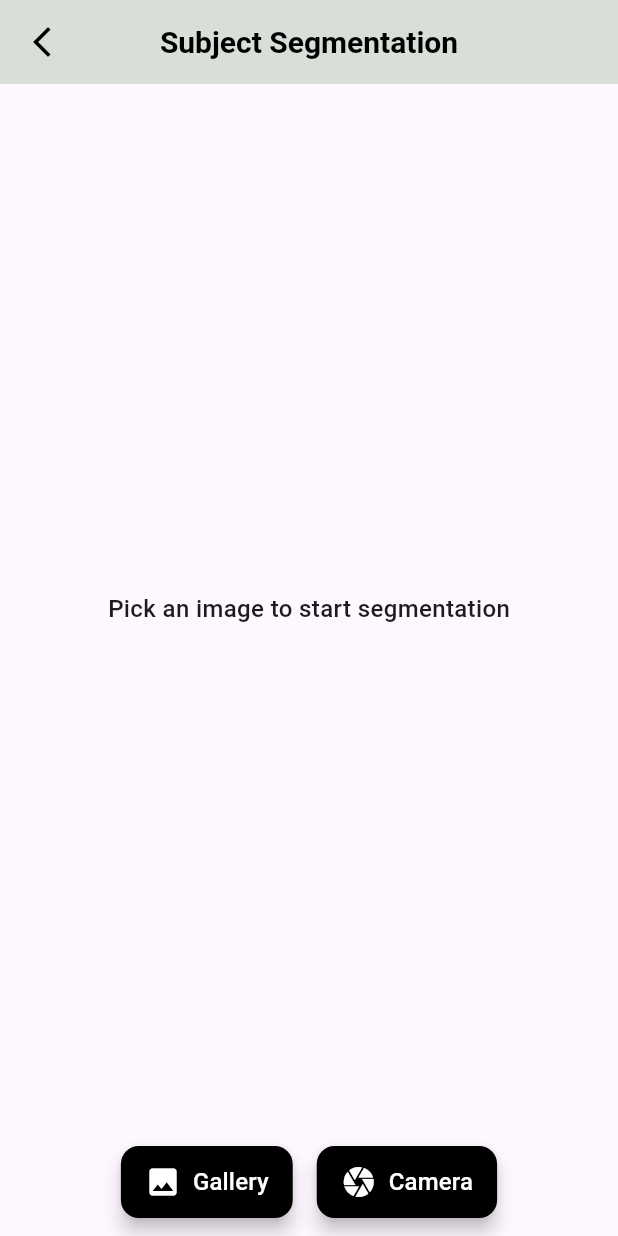
After one commit to rojanparajuli/machine-learning-kit, a Flutter app: the SubjectSegmentationScreen screen opened directly, on a phone screen of 412 x 824 dp. The commit adds this screen. Run offline on Flutter 3.47's test engine with Material 3 defaults, Android fonts, the phone set to English and light mode, and no system bars; our stand-ins replace camera, cloud_firestore, firebase_core, flutter_bloc, image_picker, lottie; missing offline and left inert: google_ml_kit, google_mlkit_digital_ink_recognition, google_mlkit_pose_detection; accounts and stored records are empty; project files that could hold a hidden picture were left out.

Commit message:
segment complete

```diff
--- /dev/null
+++ b/lib/bloc/objectsegment/object_bloc.dart
@@ -0,0 +1,83 @@
+import 'dart:io';
+import 'dart:typed_data';
+import 'dart:ui' as ui;
+import 'package:flutter_bloc/flutter_bloc.dart';
+import 'package:google_ml_kit/google_ml_kit.dart';
+import 'package:image/image.dart' as img;
+import 'package:image_picker/image_picker.dart';
+import 'package:ml_kit_test/bloc/objectsegment/object_event.dart';
+import 'package:ml_kit_test/bloc/objectsegment/object_state.dart';
+
+
+class SegmentationBloc extends Bloc<SegmentationEvent, SegmentationState> {
+  final ImagePicker _picker = ImagePicker();
+  // ignore: deprecated_member_use
+  final SelfieSegmenter _selfieSegmenter = GoogleMlKit.vision.selfieSegmenter();
+
+  SegmentationBloc() : super(SegmentationInitial()) {
+    on<PickImageEvent>(_onPickImage);
+    on<ProcessImageEvent>(_onProcessImage);
+  }
+
+  Future<void> _onPickImage(
+      PickImageEvent event, Emitter<SegmentationState> emit) async {
+    try {
+      final pickedFile = await _picker.pickImage(source: event.source);
+      if (pickedFile == null) return;
+
+      emit(SegmentationLoading());
+      add(ProcessImageEvent(File(pickedFile.path)));
+    } catch (e) {
+      emit(SegmentationError("Failed to pick image."));
+    }
+  }
+
+  Future<void> _onProcessImage(
+      ProcessImageEvent event, Emitter<SegmentationState> emit) async {
+    try {
+      emit(SegmentationLoading());
+
+      final inputImage = InputImage.fromFile(event.imageFile);
+      final mask = await _selfieSegmenter.processImage(inputImage);
+
+      if (mask != null) {
+        final maskImage = _convertMaskToImage(mask);
+        final uiMaskImage = await _imageToUiImage(maskImage);
+        emit(SegmentationSuccess(event.imageFile, uiMaskImage));
+      } else {
+        emit(SegmentationError("Failed to process image."));
+      }
+    } catch (e) {
+      emit(SegmentationError("Error processing image."));
+    }
+  }
+
+  img.Image _convertMaskToImage(SegmentationMask mask) {
+    final width = mask.width;
+    final height = mask.height;
+    final confidences = mask.confidences;
+
+    final image = img.Image(width: width, height: height);
+    for (var y = 0; y < height; y++) {
+      for (var x = 0; x < width; x++) {
+        final confidence = confidences[y * width + x];
+        final pixelValue = (confidence * 255).toInt();
+        image.setPixelRgba(x, y, pixelValue, pixelValue, pixelValue, 255);
+      }
+    }
+    return image;
+  }
+
+  Future<ui.Image> _imageToUiImage(img.Image image) async {
+    final Uint8List byteData = Uint8List.fromList(img.encodePng(image));
+    final codec = await ui.instantiateImageCodec(byteData);
+    final frameInfo = await codec.getNextFrame();
+    return frameInfo.image;
+  }
+
+  @override
+  Future<void> close() {
+    _selfieSegmenter.close();
+    return super.close();
+  }
+}
--- /dev/null
+++ b/lib/bloc/objectsegment/object_event.dart
@@ -0,0 +1,16 @@
+import 'dart:io';
+import 'package:image_picker/image_picker.dart';
+
+abstract class SegmentationEvent {
+  List<Object?> get props => [];
+}
+
+class PickImageEvent extends SegmentationEvent {
+  final ImageSource source;
+  PickImageEvent(this.source);
+}
+
+class ProcessImageEvent extends SegmentationEvent {
+  final File imageFile;
+  ProcessImageEvent(this.imageFile);
+}
--- /dev/null
+++ b/lib/bloc/objectsegment/object_state.dart
@@ -0,0 +1,25 @@
+import 'dart:io';
+import 'dart:ui' as ui;
+
+abstract class SegmentationState {
+  List<Object?> get props => [];
+}
+
+class SegmentationInitial extends SegmentationState {}
+
+class SegmentationLoading extends SegmentationState {}
+
+class SegmentationSuccess extends SegmentationState {
+  final File selectedImage;
+  final ui.Image maskImage;
+
+  SegmentationSuccess(this.selectedImage, this.maskImage);
+
+  @override
+  List<Object?> get props => [selectedImage, maskImage];
+}
+
+class SegmentationError extends SegmentationState {
+  final String message;
+  SegmentationError(this.message);
+}
--- /dev/null
+++ b/lib/bloc/selfiesegment/selfie_bloc.dart
@@ -0,0 +1,80 @@
+import 'dart:io';
+import 'dart:typed_data';
+import 'dart:ui' as ui;
+import 'package:flutter_bloc/flutter_bloc.dart';
+import 'package:google_ml_kit/google_ml_kit.dart';
+import 'package:image_picker/image_picker.dart';
+import 'package:ml_kit_test/bloc/selfiesegment/selfie_event.dart';
+import 'package:ml_kit_test/bloc/selfiesegment/selfie_state.dart';
+import 'package:image/image.dart' as img;
+
+class SelfieSegmentBloc extends Bloc<SelfieSegmentEvent, SelfieSegmentState> {
+  final ImagePicker _picker = ImagePicker();
+  // ignore: deprecated_member_use
+  final SelfieSegmenter _selfieSegmenter = GoogleMlKit.vision.selfieSegmenter();
+
+  SelfieSegmentBloc() : super(SelfieSegmentInitial()) {
+    on<PickImageEvent>(_onPickImage);
+    on<ProcessImageEvent>(_onProcessImage);
+  }
+
+  Future<void> _onPickImage(PickImageEvent event, Emitter<SelfieSegmentState> emit) async {
+    try {
+      final pickedFile = await _picker.pickImage(source: event.source);
+      if (pickedFile == null) return;
+
+      emit(SelfieSegmentLoading());
+      add(ProcessImageEvent(File(pickedFile.path)));
+    } catch (e) {
+      emit(SelfieSegmentError("Failed to pick image."));
+    }
+  }
+
+  Future<void> _onProcessImage(ProcessImageEvent event, Emitter<SelfieSegmentState> emit) async {
+    try {
+      emit(SelfieSegmentLoading());
+
+      final inputImage = InputImage.fromFile(event.imageFile);
+      final mask = await _selfieSegmenter.processImage(inputImage);
+
+      if (mask != null) {
+        final maskImage = _convertMaskToImage(mask);
+        final uiMaskImage = await _imageToUiImage(maskImage);
+        emit(SelfieSegmentSuccess(event.imageFile, uiMaskImage));
+      } else {
+        emit(SelfieSegmentError("Failed to process image."));
+      }
+    } catch (e) {
+      emit(SelfieSegmentError("Error processing image."));
+    }
+  }
+
+  img.Image _convertMaskToImage(SegmentationMask mask) {
+    final width = mask.width;
+    final height = mask.height;
+    final confidences = mask.confidences;
+
+    final image = img.Image(width: width, height: height);
+    for (var y = 0; y < height; y++) {
+      for (var x = 0; x < width; x++) {
+        final confidence = confidences[y * width + x];
+        final pixelValue = (confidence * 255).toInt();
+        image.setPixelRgba(x, y, pixelValue, pixelValue, pixelValue, 255);
+      }
+    }
+    return image;
+  }
+
+  Future<ui.Image> _imageToUiImage(img.Image image) async {
+    final Uint8List byteData = Uint8List.fromList(img.encodePng(image));
+    final codec = await ui.instantiateImageCodec(byteData);
+    final frameInfo = await codec.getNextFrame();
+    return frameInfo.image;
+  }
+
+  @override
+  Future<void> close() {
+    _selfieSegmenter.close();
+    return super.close();
+  }
+}
--- /dev/null
+++ b/lib/bloc/selfiesegment/selfie_event.dart
@@ -0,0 +1,15 @@
+import 'dart:io';
+
+import 'package:image_picker/image_picker.dart';
+
+abstract class SelfieSegmentEvent {}
+
+class PickImageEvent extends SelfieSegmentEvent {
+  final ImageSource source;
+  PickImageEvent(this.source);
+}
+
+class ProcessImageEvent extends SelfieSegmentEvent {
+  final File imageFile;
+  ProcessImageEvent(this.imageFile);
+}
--- /dev/null
+++ b/lib/bloc/selfiesegment/selfie_state.dart
@@ -0,0 +1,19 @@
+import 'dart:io';
+import 'dart:ui' as ui;
+
+abstract class SelfieSegmentState {}
+
+class SelfieSegmentInitial extends SelfieSegmentState {}
+
+class SelfieSegmentLoading extends SelfieSegmentState {}
+
+class SelfieSegmentSuccess extends SelfieSegmentState {
+  final File selectedImage;
+  final ui.Image maskImage;
+  SelfieSegmentSuccess(this.selectedImage, this.maskImage);
+}
+
+class SelfieSegmentError extends SelfieSegmentState {
+  final String message;
+  SelfieSegmentError(this.message);
+}
--- a/lib/main/myapp.dart
+++ b/lib/main/myapp.dart
@@ -5,7 +5,9 @@ import 'package:ml_kit_test/bloc/digitalInk/digital_ink_cubit.dart';
 import 'package:ml_kit_test/bloc/document/document_bloc.dart';
 import 'package:ml_kit_test/bloc/face/face_bloc.dart';
 import 'package:ml_kit_test/bloc/label/label_bloc.dart';
+import 'package:ml_kit_test/bloc/objectsegment/object_bloc.dart';
 import 'package:ml_kit_test/bloc/pose/pose_bloc.dart';
+import 'package:ml_kit_test/bloc/selfiesegment/selfie_bloc.dart';
 import 'package:ml_kit_test/bloc/text/text_scanner_bloc.dart';
 import 'package:ml_kit_test/bloc/text/text_scanner_event.dart';
 import 'package:ml_kit_test/view/home/home_screen.dart';
@@ -25,6 +27,8 @@ class MyApp extends StatelessWidget {
         BlocProvider(create: (context) => DocumentScannerBloc()),
         BlocProvider(create: (_) => DigitalInkCubit()),
         BlocProvider(create: (_) => PoseBloc()),
+        BlocProvider(create: (context) => SelfieSegmentBloc()),
+        BlocProvider(create: (context) => SegmentationBloc()),
       ],
       child: MaterialApp(
         debugShowCheckedModeBanner: false,
--- a/lib/view/home/home_screen.dart
+++ b/lib/view/home/home_screen.dart
@@ -6,6 +6,8 @@ import 'package:ml_kit_test/view/document/document_recognizer_screen.dart';
 import 'package:ml_kit_test/view/face/face_detector_screen.dart';
 import 'package:ml_kit_test/view/label/lable_scanner_screen.dart';
 import 'package:ml_kit_test/view/pose/pose_detection_screen.dart';
+import 'package:ml_kit_test/view/selfiesegment/selfie_segment_screen.dart';
+import 'package:ml_kit_test/view/subjectsegment/subject_segment_screen.dart';
 import 'package:ml_kit_test/view/text/text_scanner_screen.dart';
 
 class HomeScreen extends StatefulWidget {
@@ -51,6 +53,16 @@ class _HomeScreenState extends State<HomeScreen> {
       'title': 'Pose Detection',
       'screen': PoseDetectionScreen(),
       'icon': Icons.accessibility
+    },
+     {
+      'title': 'subject segmentation',
+      'screen': SubjectSegmentationScreen(),
+      'icon': Icons.data_object
+    },
+      {
+      'title': 'Selfie segmentation',
+      'screen': SelfieSegmentationScreen(),
+      'icon': Icons.person
     },
   ];
 
--- /dev/null
+++ b/lib/view/subjectsegment/subject_segment_screen.dart
@@ -0,0 +1,133 @@
+import 'dart:ui' as ui;
+import 'package:flutter/material.dart';
+import 'package:flutter_bloc/flutter_bloc.dart';
+import 'package:image_picker/image_picker.dart';
+import 'package:ml_kit_test/bloc/objectsegment/object_bloc.dart';
+import 'package:ml_kit_test/bloc/objectsegment/object_event.dart';
+import 'package:ml_kit_test/bloc/objectsegment/object_state.dart';
+import 'package:ml_kit_test/constant/app_color.dart';
+
+class SubjectSegmentationScreen extends StatelessWidget {
+  const SubjectSegmentationScreen({super.key});
+
+  @override
+  Widget build(BuildContext context) {
+    return Scaffold(
+      appBar: AppBar(
+        title: const Text(
+          'Subject Segmentation',
+          style: TextStyle(
+              fontSize: 20, color: Colors.black, fontWeight: FontWeight.bold),
+        ),
+        backgroundColor: AppColor.primaryColor,
+        centerTitle: true,
+        elevation: 4,
+        leading: IconButton(
+          icon: const Icon(Icons.arrow_back_ios_new, color: Colors.black),
+          onPressed: () => Navigator.pop(context),
+        ),
+      ),
+      body: BlocBuilder<SegmentationBloc, SegmentationState>(
+        builder: (context, state) {
+          return Padding(
+            padding:
+                const EdgeInsets.symmetric(horizontal: 16.0, vertical: 12.0),
+            child: Column(
+              children: [
+                Expanded(
+                  child: Center(
+                    child: state is SegmentationSuccess
+                        ? Stack(
+                            alignment: Alignment.center,
+                            children: [
+                              ClipRRect(
+                                borderRadius: BorderRadius.circular(12),
+                                child: Image.file(state.selectedImage,
+                                    fit: BoxFit.cover),
+                              ),
+                              CustomPaint(
+                                size: Size.infinite,
+                                painter: MaskPainter(state.maskImage),
+                              ),
+                            ],
+                          )
+                        : state is SegmentationLoading
+                            ? const CircularProgressIndicator()
+                            : state is SegmentationError
+                                ? Text(state.message,
+                                    style: const TextStyle(
+                                        color: Colors.red, fontSize: 16))
+                                : const Text(
+                                    "Pick an image to start segmentation",
+                                    style: TextStyle(
+                                        fontSize: 16,
+                                        fontWeight: FontWeight.w500)),
+                  ),
+                ),
+                const SizedBox(height: 20),
+                Row(
+                  mainAxisAlignment: MainAxisAlignment.center,
+                  children: [
+                    _buildButton(
+                        icon: Icons.image,
+                        label: "Gallery",
+                        onTap: () => context
+                            .read<SegmentationBloc>()
+                            .add(PickImageEvent(ImageSource.gallery))),
+                    const SizedBox(width: 16),
+                    _buildButton(
+                        icon: Icons.camera,
+                        label: "Camera",
+                        onTap: () => context
+                            .read<SegmentationBloc>()
+                            .add(PickImageEvent(ImageSource.camera))),
+                  ],
+                ),
+              ],
+            ),
+          );
+        },
+      ),
+    );
+  }
+
+  Widget _buildButton(
+      {required IconData icon,
+      required String label,
+      required VoidCallback onTap}) {
+    return ElevatedButton.icon(
+      style: ElevatedButton.styleFrom(
+        backgroundColor: Colors.black,
+        foregroundColor: Colors.white,
+        shape: RoundedRectangleBorder(borderRadius: BorderRadius.circular(12)),
+        padding: const EdgeInsets.symmetric(vertical: 12, horizontal: 16),
+        elevation: 5,
+      ),
+      icon: Icon(icon, size: 24 , color: Colors.white),
+      label: Text(label, style: const TextStyle(fontSize: 16)),
+      onPressed: onTap,
+    );
+  }
+}
+
+class MaskPainter extends CustomPainter {
+  final ui.Image maskImage;
+
+  MaskPainter(this.maskImage);
+
+  @override
+  void paint(Canvas canvas, Size size) {
+    final paint = Paint()
+      ..filterQuality = FilterQuality.high
+      ..blendMode = BlendMode.srcATop;
+
+    final srcRect = Rect.fromLTWH(
+        0, 0, maskImage.width.toDouble(), maskImage.height.toDouble());
+    final dstRect = Rect.fromLTWH(0, 0, size.width, size.height);
+
+    canvas.drawImageRect(maskImage, srcRect, dstRect, paint);
+  }
+
+  @override
+  bool shouldRepaint(covariant CustomPainter oldDelegate) => true;
+}
--- a/pubspec.yaml
+++ b/pubspec.yaml
@@ -44,6 +44,8 @@ dependencies:
   path_provider: ^2.1.5
   google_mlkit_digital_ink_recognition: ^0.13.0
   google_mlkit_pose_detection: ^0.13.0
+  google_mlkit_subject_segmentation: ^0.0.1
+  image: ^4.5.3
   permission_handler: ^11.4.0
   camera: ^0.11.1
 
```
Also changed, not shown: lib/view/selfiesegment/selfie_segment_screen.dart (added, +125 -0 lines), pubspec.lock.
